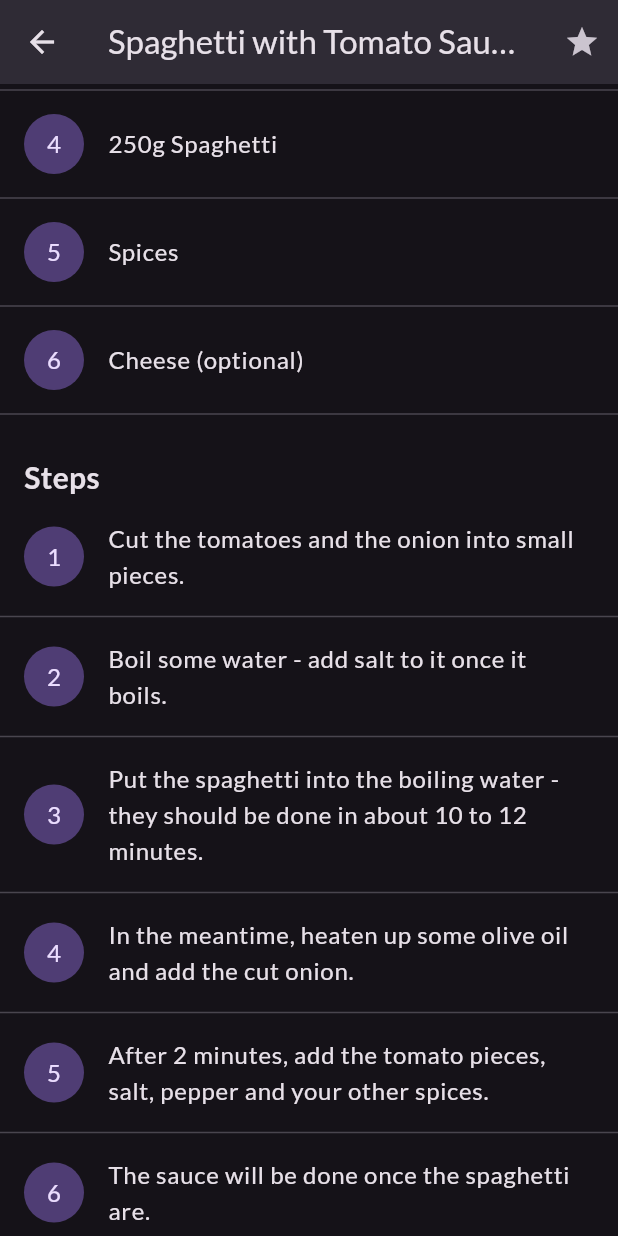
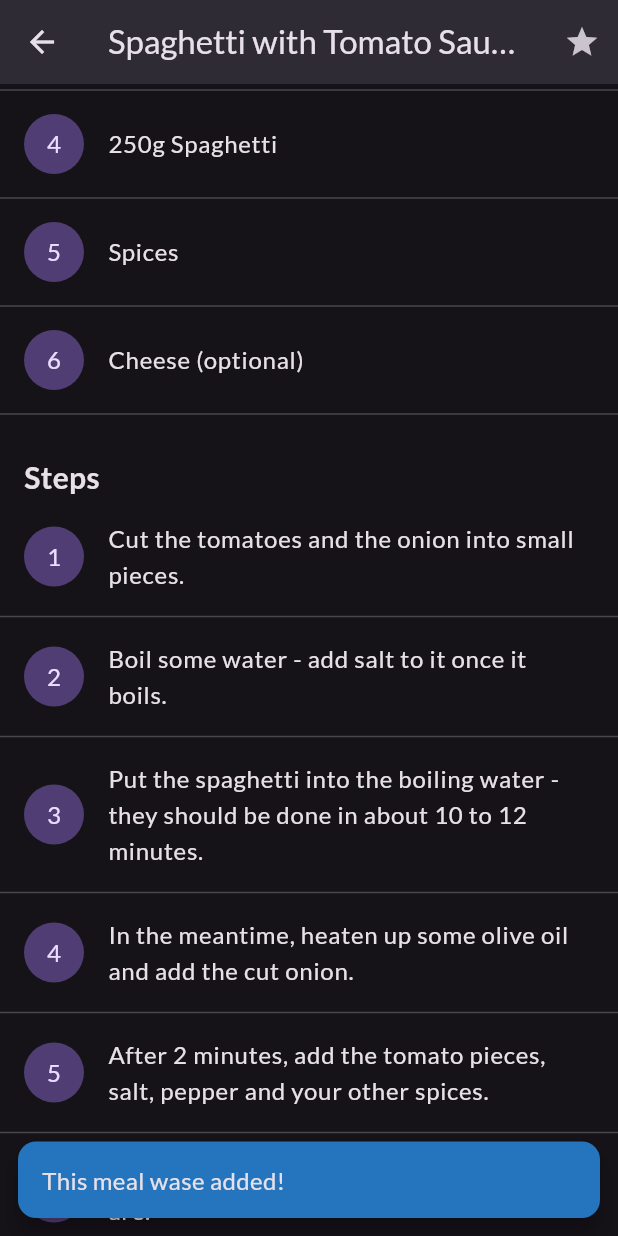
Before and after one commit to badri784/Meal_App, a Flutter app: the MealDetial screen opened directly with sample values from the repository, scrolled down 576 dp, after a tap on the "star" icon, on a phone screen of 412 x 824 dp. Run offline on Flutter 3.47's test engine with Material 3 defaults, Android fonts, the phone set to English and light mode, and no system bars; our stand-ins replace cached_network_image, flutter_riverpod, google_fonts; network calls fail.

Commit message:
add favorite meal provider

```diff
--- /dev/null
+++ b/lib/meals_provider/favoraite_meal.dart
@@ -0,0 +1,22 @@
+import 'package:flutter_riverpod/flutter_riverpod.dart';
+import '../model/meal.dart';
+
+class FavoraiteMealNotifier extends StateNotifier<List<Meal>> {
+  FavoraiteMealNotifier() : super([]);
+
+  bool onToggleFavorateMeal(Meal meal) {
+    final isexisting = state.contains(meal);
+    if (isexisting) {
+      state = state.where((element) => element.id != meal.id).toList();
+      return true;
+    } else {
+      state = [...state, meal];
+      return false;
+    }
+  }
+}
+
+final favoraiteMealProvider =
+    StateNotifierProvider<FavoraiteMealNotifier, List<Meal>>((ref) {
+      return FavoraiteMealNotifier();
+    });
--- a/lib/screens/meal_detial_screen.dart
+++ b/lib/screens/meal_detial_screen.dart
@@ -2,25 +2,48 @@
 
 import 'package:cached_network_image/cached_network_image.dart';
 import 'package:flutter/material.dart';
+import 'package:flutter_riverpod/flutter_riverpod.dart';
 import 'package:meal_app/model/meal.dart';
 
-class MealDetial extends StatelessWidget {
-  const MealDetial({
-    super.key,
-    required this.meal,
-    required this.ontogglefavorite,
-  });
+import '../meals_provider/favoraite_meal.dart';
+
+class MealDetial extends ConsumerWidget {
+  const MealDetial({super.key, required this.meal});
   final Meal meal;
-  final void Function(Meal meal) ontogglefavorite;
   @override
-  Widget build(BuildContext context) {
+  Widget build(BuildContext context, WidgetRef ref) {
     return Scaffold(
       appBar: AppBar(
         title: Text(meal.title),
         centerTitle: true,
         actions: [
           IconButton(
-            onPressed: () => ontogglefavorite(meal),
+            onPressed: () {
+              final wasadded = ref
+                  .read(favoraiteMealProvider.notifier)
+                  .onToggleFavorateMeal(meal);
+              ScaffoldMessenger.of(context).showSnackBar(
+                SnackBar(
+                  content: Text(
+                    wasadded
+                        ? "This meal wase removed!"
+                        : "This meal wase added!",
+                    style: TextStyle(
+                      color: Theme.of(context).colorScheme.onSurface,
+                      fontSize: 16,
+                    ),
+                  ),
+                  backgroundColor: const Color.fromARGB(255, 36, 117, 189),
+                  behavior: SnackBarBehavior.floating,
+                  margin: const EdgeInsets.all(12),
+                  shape: RoundedRectangleBorder(
+                    borderRadius: BorderRadiusGeometry.circular(12),
+                  ),
+                  elevation: 6,
+                  duration: const Duration(seconds: 4),
+                ),
+              );
+            },
             icon: const Icon(Icons.star),
           ),
         ],
```
Also changed, not shown: lib/screens/category_screen.dart (+2 -11 lines), lib/screens/meals_screen.dart (+2 -12 lines), lib/screens/tabs_screen.dart (+4 -38 lines), lib/widget/category_grid_item.dart (+1 -7 lines).
